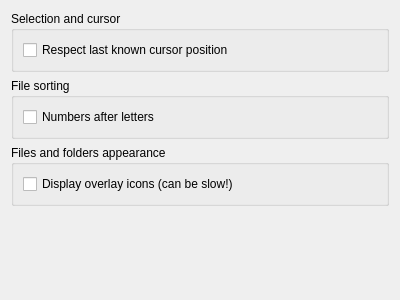
Qt form qt-app/src/settings/csettingspageinterface.ui (VioletGiraffe/file-commander) before a commit.
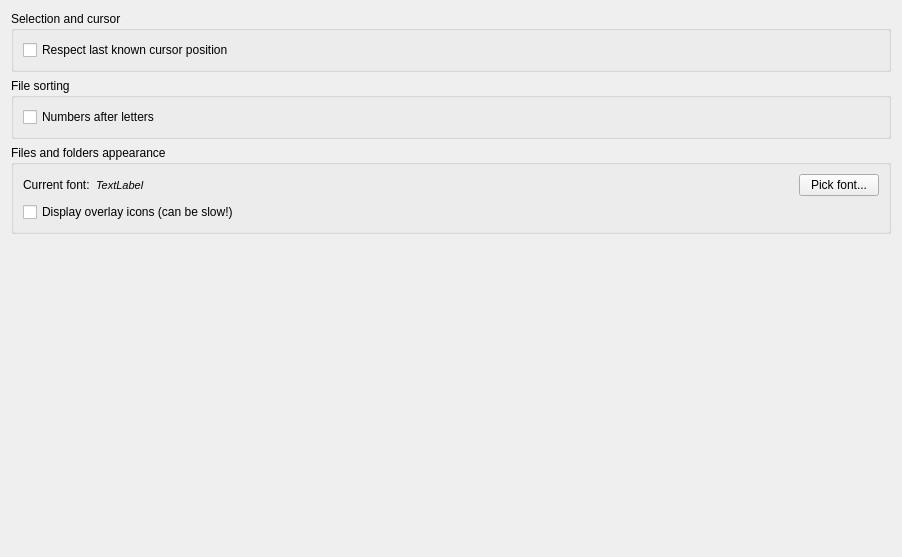
The same form after that commit.

Commit message: Font selection implemented; the default font is monospaced, same on all platfroms. Closed #156

```diff
--- a/qt-app/src/settings/csettingspageinterface.ui
+++ b/qt-app/src/settings/csettingspageinterface.ui
@@ -6,8 +6,8 @@
    <rect>
     <x>0</x>
     <y>0</y>
-    <width>400</width>
-    <height>300</height>
+    <width>902</width>
+    <height>557</height>
    </rect>
   </property>
   <property name="windowTitle">
@@ -55,6 +55,37 @@
       <string>Files and folders appearance</string>
      </property>
      <layout class="QVBoxLayout" name="verticalLayout_3">
+      <item>
+       <layout class="QHBoxLayout" name="horizontalLayout" stretch="0,1,0">
+        <item>
+         <widget class="QLabel" name="label">
+          <property name="text">
+           <string>Current font:</string>
+          </property>
+         </widget>
+        </item>
+        <item>
+         <widget class="QLabel" name="_lblCurrentFileListFontDescription">
+          <property name="font">
+           <font>
+            <pointsize>8</pointsize>
+            <italic>true</italic>
+           </font>
+          </property>
+          <property name="text">
+           <string>TextLabel</string>
+          </property>
+         </widget>
+        </item>
+        <item>
+         <widget class="QPushButton" name="_btnSelectFileListFont">
+          <property name="text">
+           <string>Pick font...</string>
+          </property>
+         </widget>
+        </item>
+       </layout>
+      </item>
       <item>
        <widget class="QCheckBox" name="_cbDecoratedFolderIcons">
         <property name="toolTip">
```
The commit also changes 10 other files.
